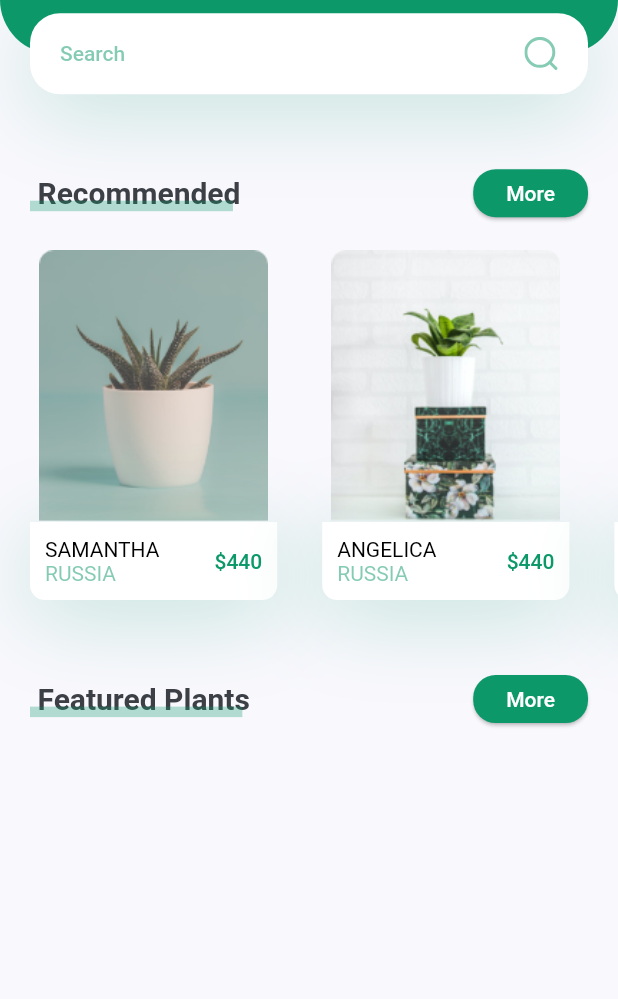
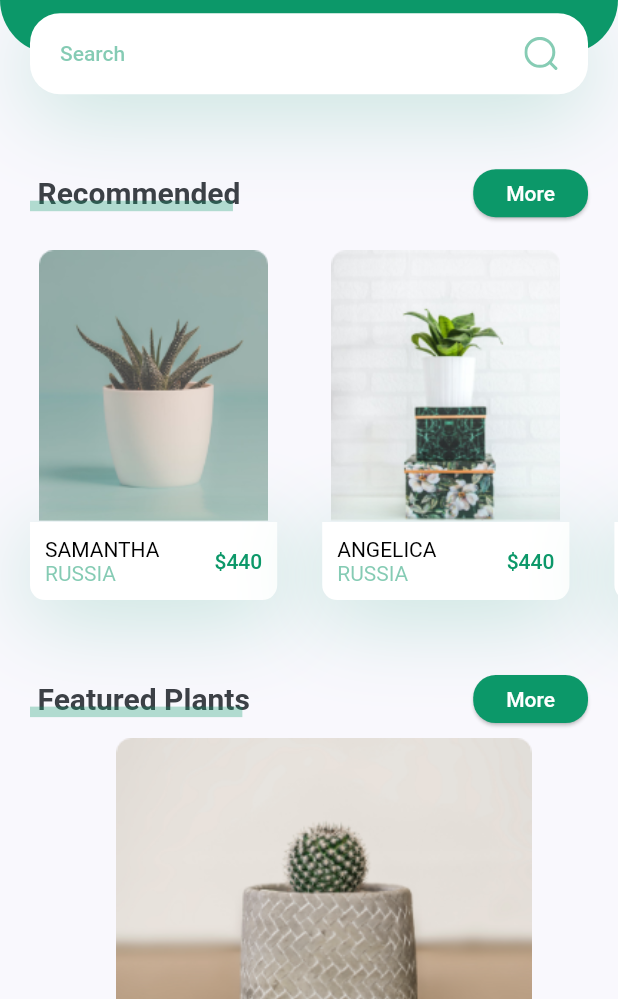
Before and after one commit to songhee24/plant_app_ui, a Flutter app: the screen it shows after launch, on a phone screen of 412 x 824 dp, the part 237-1236 px from its top. Run offline on Flutter 3.47's test engine with Material 2 defaults, Android fonts, the phone set to English and light mode, and no system bars; our stand-ins replace flutter_svg.

```diff
--- a/lib/screens/home/components/body.dart
+++ b/lib/screens/home/components/body.dart
@@ -1,4 +1,5 @@
 import 'package:flutter/material.dart';
+import 'package:plant_app_ui/constants.dart';
 import 'package:plant_app_ui/screens/home/components/header_with_search_box.dart';
 import 'package:plant_app_ui/screens/home/components/recommends_plants_list.dart';
 import 'package:plant_app_ui/screens/home/components/title_with_more_button.dart';
@@ -20,6 +21,21 @@ class Body extends StatelessWidget {
           const SizedBox(height: 22),
           RecommendsPlantsList(size: size),
           TitleWithMoreButton(function: () {}, text: 'Featured Plants'),
+          Container(
+            margin: const EdgeInsets.only(
+              left: kDefaultPadding,
+              top: kDefaultPadding / 2,
+              bottom: kDefaultPadding / 2,
+            ),
+            width: size.width * 0.8,
+            height: 185,
+            decoration: BoxDecoration(
+              borderRadius: BorderRadius.circular(10),
+              image: const DecorationImage(
+                image: AssetImage('assets/images/bottom_img_1.png'),
+              ),
+            ),
+          )
         ],
       ),
     );
```
